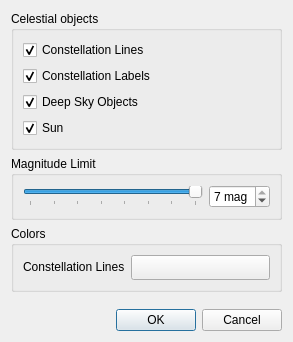
Before: the Qt Designer form src/plugins/render/stars/StarsConfigWidget.ui in KDE/marble, drawn with Qt 5.
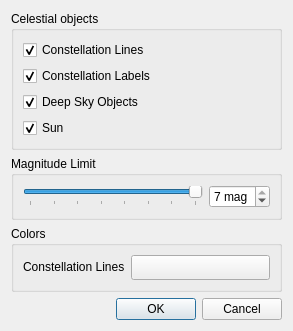
After: the same form once the commit is applied.

Commit message: Use minimum height

The edit to the form file:
```diff
--- a/src/plugins/render/stars/StarsConfigWidget.ui
+++ b/src/plugins/render/stars/StarsConfigWidget.ui
@@ -7,7 +7,7 @@
     <x>0</x>
     <y>0</y>
     <width>293</width>
-    <height>342</height>
+    <height>308</height>
    </rect>
   </property>
   <property name="windowTitle">
```
